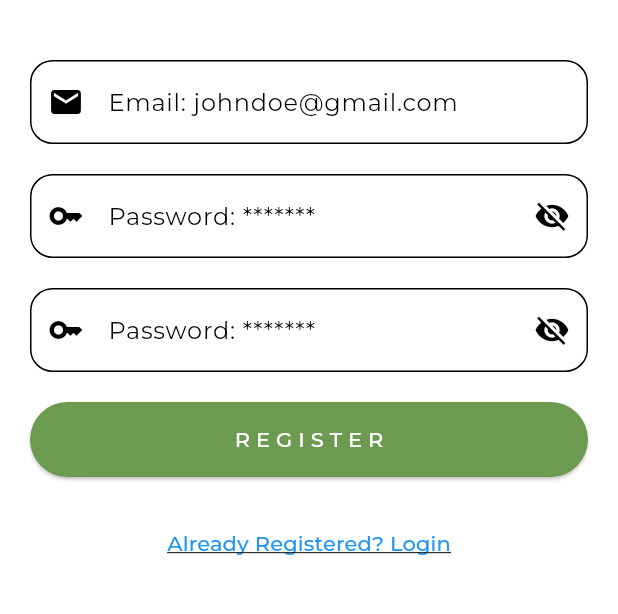
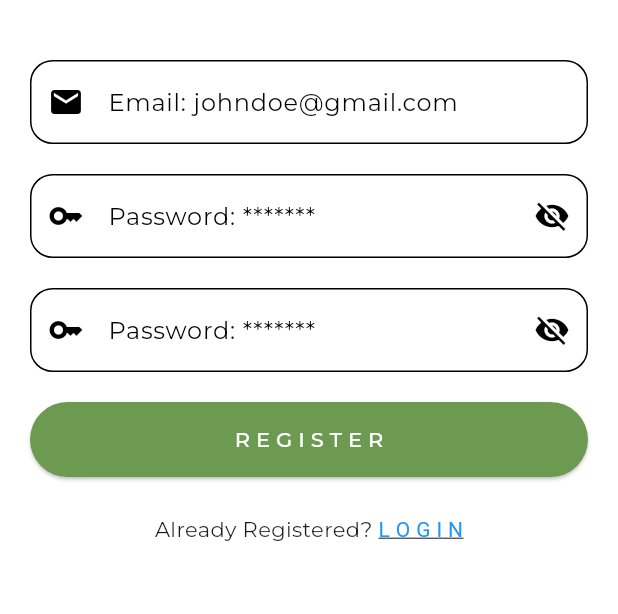
Before and after one commit to H-Munene/wajibika_app, a Flutter app: the RegisterPage screen opened by its route, on a phone screen of 412 x 824 dp, the part 159-773 px from its top. Run offline on Flutter 3.47's test engine with Material 3 defaults, Android fonts, the phone set to English and light mode, and no system bars; our stand-ins replace countup, google_fonts, lottie, shared_preferences; accounts and stored records are empty; network calls fail.

Commit message:
feat: 'not registered/already registered' rich text widget with navigator.

```diff
--- a/lib/auth/login.dart
+++ b/lib/auth/login.dart
@@ -1,16 +1,14 @@
 import 'dart:async';
 import 'dart:convert';
 
-import 'package:Wajibika/pages/home.dart';
+import 'package:Wajibika/widgets/richtex_register_login.dart';
 import 'package:flutter/material.dart';
-import 'package:Wajibika/widgets/text_button.dart';
 import 'package:Wajibika/utils/globals.dart' as globals;
 import 'package:Wajibika/utils/validationservice.dart';
 import 'package:Wajibika/widgets/image.dart';
 import 'package:Wajibika/widgets/loginregisterbtn.dart';
 import 'package:Wajibika/widgets/textformfield.dart';
 import 'package:http/http.dart' as http;
-import 'package:http/http.dart';
 import 'package:shared_preferences/shared_preferences.dart';
 
 class LoginPage extends StatefulWidget {
@@ -132,8 +130,7 @@ class _LoginPageState extends State<LoginPage> {
                     : LoginRegisterButtonWidget(
                         clickAction: _submit, buttonText: globals.loginBtnText),
                 //not a user? register
-                TextButtonWidget(
-                    btnText: globals.notaUser, clickAction: _toRegister)
+                const RichTextRegisterLogin(alreadyLoginOrRgister: 'Not Registered? ', loginOrRegister: 'R E G I S T E R', redirect: '/register')
               ],
             ),
           )
--- a/lib/auth/register.dart
+++ b/lib/auth/register.dart
@@ -1,6 +1,6 @@
 import 'dart:convert';
 
-import 'package:Wajibika/widgets/text_button.dart';
+import 'package:Wajibika/widgets/richtex_register_login.dart';
 import 'package:flutter/material.dart';
 import 'package:Wajibika/utils/globals.dart' as globals;
 import 'package:Wajibika/utils/validationservice.dart';
@@ -151,9 +151,10 @@ class _RegisterPageState extends State<RegisterPage> {
                           clickAction: _register,
                           buttonText: globals.registerBtnText),
                   //already registered? Login
-                  TextButtonWidget(
-                      btnText: globals.alreadyRegistered,
-                      clickAction: _toLogin),
+                  // TextButtonWidget(
+                  //     btnText: globals.alreadyRegistered,
+                  //     clickAction: _toLogin),
+                  const RichTextRegisterLogin(alreadyLoginOrRgister: 'Already Registered? ', loginOrRegister: 'L O G I N', redirect: '/login')
                 ],
               ))
         ],
--- a/lib/main.dart
+++ b/lib/main.dart
@@ -25,7 +25,7 @@ class MyApp extends StatelessWidget {
         colorScheme: const ColorScheme.light(),
         useMaterial3: true,
       ),
-      home: const BasePage(),
+      home: const LoginPage(),
       routes: {
         '/splashscreen': (context) => const SplashScreen(),
         '/login': (context) => const LoginPage(),
--- /dev/null
+++ b/lib/widgets/richtex_register_login.dart
@@ -0,0 +1,41 @@
+import 'package:flutter/gestures.dart';
+import 'package:flutter/material.dart';
+
+class RichTextRegisterLogin extends StatelessWidget {
+  final String redirect;
+  final String alreadyLoginOrRgister;
+  final String loginOrRegister;
+
+  const RichTextRegisterLogin(
+      {super.key,
+      required this.alreadyLoginOrRgister,
+      required this.loginOrRegister,
+      required this.redirect});
+
+  @override
+  Widget build(BuildContext context) {
+    return Padding(
+      padding: const EdgeInsets.only(top: 25),
+      child: RichText(
+        text: TextSpan(
+          text: alreadyLoginOrRgister,
+          style: DefaultTextStyle.of(context).style,
+          children: <TextSpan>[
+            TextSpan(
+              text: loginOrRegister,
+              style: const TextStyle(
+                color: Colors.blue,
+                decoration: TextDecoration.underline,
+              ),
+              recognizer: TapGestureRecognizer()
+                ..onTap = () {
+                  //navigate to login screen
+                  Navigator.pushNamed(context, redirect);
+                },
+            ),
+          ],
+        ),
+      ),
+    );
+  }
+}
```
